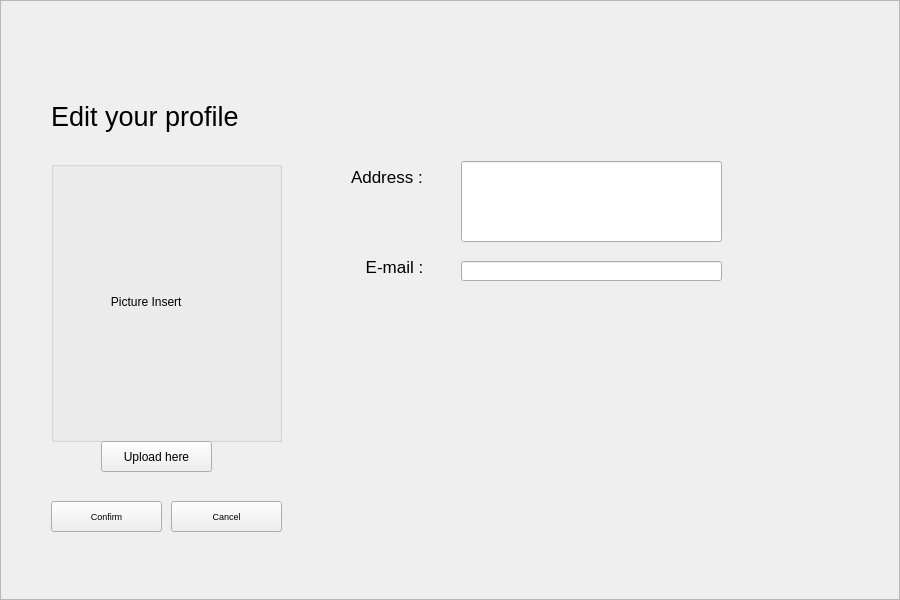
Old version of the form resources/UI/EditProfileStudent.ui in the repository Poom1997/gman.
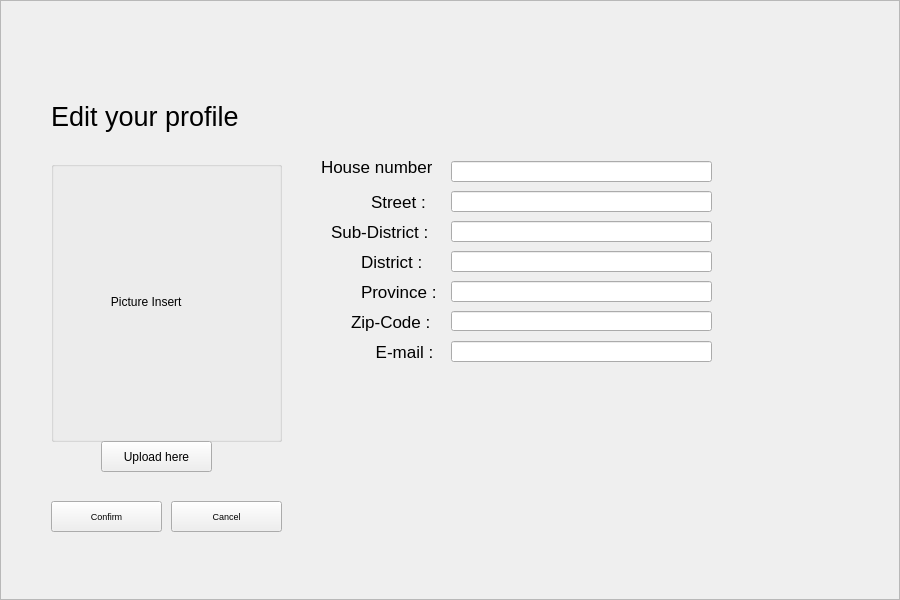
New version of the form.

Patch:
```diff
--- a/resources/UI/EditProfileStudent.ui
+++ b/resources/UI/EditProfileStudent.ui
@@ -87,10 +87,10 @@
     <widget class="QLabel" name="label_9">
      <property name="geometry">
       <rect>
-       <x>360</x>
-       <y>250</y>
-       <width>81</width>
-       <height>31</height>
+       <x>370</x>
+       <y>340</y>
+       <width>61</width>
+       <height>21</height>
       </rect>
      </property>
      <property name="font">
@@ -105,9 +105,9 @@
     <widget class="QLabel" name="label_12">
      <property name="geometry">
       <rect>
-       <x>350</x>
-       <y>160</y>
-       <width>91</width>
+       <x>320</x>
+       <y>150</y>
+       <width>111</width>
        <height>31</height>
       </rect>
      </property>
@@ -117,7 +117,7 @@
       </font>
      </property>
      <property name="text">
-      <string>Address :</string>
+      <string>House number:</string>
      </property>
     </widget>
     <widget class="QPushButton" name="confirmButton">
@@ -185,23 +185,163 @@
     <widget class="QLineEdit" name="lineEdit">
      <property name="geometry">
       <rect>
-       <x>460</x>
-       <y>160</y>
+       <x>450</x>
+       <y>250</y>
        <width>261</width>
-       <height>81</height>
+       <height>21</height>
       </rect>
      </property>
     </widget>
     <widget class="QLineEdit" name="lineEdit_2">
      <property name="geometry">
       <rect>
-       <x>460</x>
-       <y>260</y>
+       <x>450</x>
+       <y>310</y>
        <width>261</width>
        <height>20</height>
       </rect>
      </property>
     </widget>
+    <widget class="QLineEdit" name="lineEdit_3">
+     <property name="geometry">
+      <rect>
+       <x>450</x>
+       <y>280</y>
+       <width>261</width>
+       <height>21</height>
+      </rect>
+     </property>
+    </widget>
+    <widget class="QLineEdit" name="lineEdit_4">
+     <property name="geometry">
+      <rect>
+       <x>450</x>
+       <y>340</y>
+       <width>261</width>
+       <height>21</height>
+      </rect>
+     </property>
+    </widget>
+    <widget class="QLineEdit" name="lineEdit_7">
+     <property name="geometry">
+      <rect>
+       <x>450</x>
+       <y>190</y>
+       <width>261</width>
+       <height>21</height>
+      </rect>
+     </property>
+    </widget>
+    <widget class="QLineEdit" name="lineEdit_8">
+     <property name="geometry">
+      <rect>
+       <x>450</x>
+       <y>220</y>
+       <width>261</width>
+       <height>21</height>
+      </rect>
+     </property>
+    </widget>
+    <widget class="QLineEdit" name="lineEdit_9">
+     <property name="geometry">
+      <rect>
+       <x>450</x>
+       <y>160</y>
+       <width>261</width>
+       <height>21</height>
+      </rect>
+     </property>
+    </widget>
+    <widget class="QLabel" name="label_13">
+     <property name="geometry">
+      <rect>
+       <x>330</x>
+       <y>220</y>
+       <width>101</width>
+       <height>21</height>
+      </rect>
+     </property>
+     <property name="font">
+      <font>
+       <pointsize>13</pointsize>
+      </font>
+     </property>
+     <property name="text">
+      <string>Sub-District :</string>
+     </property>
+    </widget>
+    <widget class="QLabel" name="label_14">
+     <property name="geometry">
+      <rect>
+       <x>360</x>
+       <y>280</y>
+       <width>81</width>
+       <height>21</height>
+      </rect>
+     </property>
+     <property name="font">
+      <font>
+       <pointsize>13</pointsize>
+      </font>
+     </property>
+     <property name="text">
+      <string>Province :</string>
+     </property>
+    </widget>
+    <widget class="QLabel" name="label_15">
+     <property name="geometry">
+      <rect>
+       <x>350</x>
+       <y>310</y>
+       <width>81</width>
+       <height>21</height>
+      </rect>
+     </property>
+     <property name="font">
+      <font>
+       <pointsize>13</pointsize>
+      </font>
+     </property>
+     <property name="text">
+      <string>Zip-Code : </string>
+     </property>
+    </widget>
+    <widget class="QLabel" name="label_16">
+     <property name="geometry">
+      <rect>
+       <x>370</x>
+       <y>190</y>
+       <width>61</width>
+       <height>21</height>
+      </rect>
+     </property>
+     <property name="font">
+      <font>
+       <pointsize>13</pointsize>
+      </font>
+     </property>
+     <property name="text">
+      <string>Street :</string>
+     </property>
+    </widget>
+    <widget class="QLabel" name="label_17">
+     <property name="geometry">
+      <rect>
+       <x>360</x>
+       <y>250</y>
+       <width>71</width>
+       <height>21</height>
+      </rect>
+     </property>
+     <property name="font">
+      <font>
+       <pointsize>13</pointsize>
+      </font>
+     </property>
+     <property name="text">
+      <string>District :</string>
+     </property>
+    </widget>
     <zorder>groupBox</zorder>
     <zorder>label</zorder>
     <zorder>label_9</zorder>
```
Left out of the diff: 10 changed lines with no effect on the pictures.
